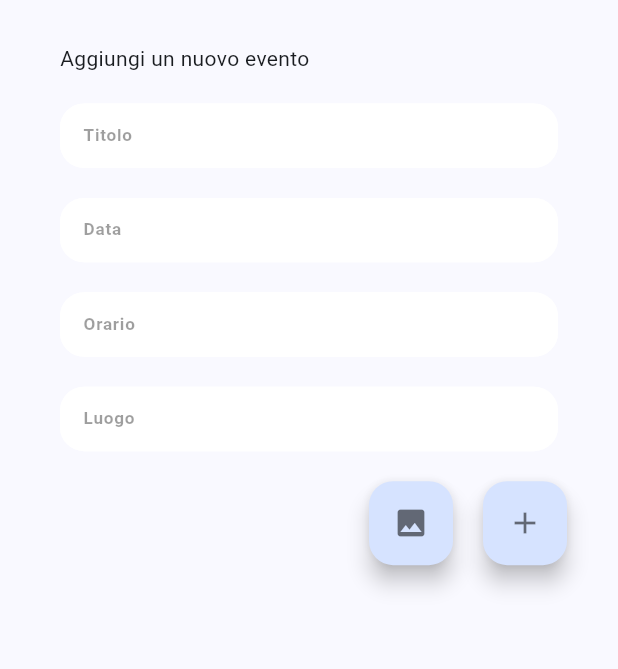
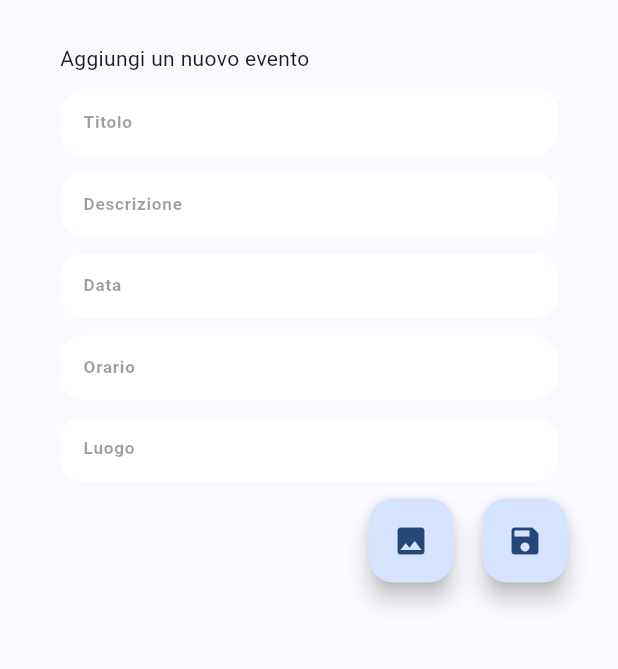
Before and after one commit to mattiamorbi/rione-cassero, a Flutter app: the NewEventScreen screen opened by its route, after a tap on the "image" icon, on a phone screen of 412 x 824 dp, the part 63-732 px from its top. Run offline on Flutter 3.47's test engine with Material 3 defaults, Android fonts, the phone set to English and light mode, and no system bars; our stand-ins replace awesome_dialog, cloud_firestore, firebase_auth, firebase_core, firebase_storage, flutter_bloc and 5 more; missing offline and left inert: encrypt, flutter_web_qrcode_scanner; accounts and stored records are empty; statements that could not run were skipped.

Commit message:
Gestione creazione e modifica eventi su firebase. Gestione join event. E' stata creata una collezione nuova chiamata events_participants. Dentro ci andrà un record per ogni evento che conterrà un elenco di partecipanti. Se il partecipante verrà scansionata con il qr, verrà messo come presente.

```diff
--- a/lib/models/upper_event.dart
+++ b/lib/models/upper_event.dart
@@ -1,16 +1,21 @@
+import 'dart:typed_data';
+
 import 'package:cloud_firestore/cloud_firestore.dart';
 import 'package:firebase_storage/firebase_storage.dart';
 import 'package:upper/helpers/date_time_helper.dart';
 
 class UpperEvent {
   final String title;
+  final String description;
   final String date;
   final String time;
   final String place;
   final String imagePath;
+  String? id;
 
   UpperEvent({
     required this.title,
+    required this.description,
     required this.date,
     required this.time,
     required this.place,
@@ -19,10 +24,10 @@ class UpperEvent {
 
   DateTime getDate() => DateTimeHelper.getDateTime(date);
 
-  Future<String> getEventImage() async {
+  Future<Uint8List?> getEventImage() async {
     final storageRef = FirebaseStorage.instance.ref();
     final imageRef = storageRef.child(imagePath);
-    return await imageRef.getDownloadURL();
+    return await imageRef.getData();
   }
 
   static Future<List<UpperEvent>> getUpperEvents() async {
@@ -32,7 +37,9 @@ class UpperEvent {
     await eventsCollection.get().then(
       (querySnapshot) {
         for (var doc in querySnapshot.docs) {
-          events.add(UpperEvent.fromJson(doc.data()));
+          var event = UpperEvent.fromJson(doc.data());
+          event.id = doc.id;
+          events.add(event);
         }
       },
       onError: (e) => print("Error completing: $e"),
@@ -44,6 +51,7 @@ class UpperEvent {
   UpperEvent.fromJson(Map<String, dynamic> json)
       : this(
           title: json['title']! as String,
+          description: json['description']! as String,
           date: json['date']! as String,
           time: json['time']! as String,
           place: json['place']! as String,
@@ -53,6 +61,7 @@ class UpperEvent {
   Map<String, Object?> toJson() {
     return {
       'title': title,
+      'description': description,
       'date': date,
       'time': time,
       'place': place,
--- a/lib/routing/app_router.dart
+++ b/lib/routing/app_router.dart
@@ -2,6 +2,7 @@ import 'package:flutter/material.dart';
 import 'package:flutter_bloc/flutter_bloc.dart';
 
 import 'package:upper/logic/cubit/auth_cubit.dart';
+import 'package:upper/models/upper_event.dart';
 import 'package:upper/screens/forget/ui/forget_screen.dart';
 import 'package:upper/screens/home/ui/home_screen.dart';
 import 'package:upper/screens/home/ui/new_event_screen.dart';
@@ -54,7 +55,19 @@ class AppRouter {
         return MaterialPageRoute(
           builder: (_) => BlocProvider.value(
             value: authCubit,
-            child: const NewEventScreen(),
+            child: NewEventScreen(
+              upperEvent: null,
+            ),
+          ),
+        );
+
+      case Routes.editEventScreen:
+        return MaterialPageRoute(
+          builder: (_) => BlocProvider.value(
+            value: authCubit,
+            child: NewEventScreen(
+              upperEvent: settings.arguments as UpperEvent,
+            ),
           ),
         );
     }
--- a/lib/routing/routes.dart
+++ b/lib/routing/routes.dart
@@ -4,4 +4,5 @@ class Routes {
   static const String signupScreen = "/signupScreen";
   static const String homeScreen = "/homeScreen";
   static const String newEventScreen = "/newEventScreen";
+  static const String editEventScreen = "/editEventScreen";
 }
--- a/lib/screens/home/ui/home_screen.dart
+++ b/lib/screens/home/ui/home_screen.dart
@@ -16,7 +16,6 @@ import 'package:upper/helpers/extensions.dart';
 import 'package:upper/logic/cubit/auth_cubit.dart';
 import 'package:upper/models/upper_event.dart';
 import 'package:upper/models/user.dart' as up;
-import 'package:upper/screens/login/ui/widgets/do_not_have_account.dart';
 import 'package:upper/theming/colors.dart';
 import 'package:upper/theming/styles.dart';
 import 'package:upper/screens/home/ui/event_tile.dart';
@@ -148,6 +147,7 @@ class _HomeScreenState extends State<HomeScreen> {
             scrollDirection: Axis.vertical,
             itemBuilder: (context, index) => EventTile(
               upperEvent: events[index],
+              isAdmin: isAdmin
             ),
           ),
         ),
--- a/lib/screens/home/ui/new_event_screen.dart
+++ b/lib/screens/home/ui/new_event_screen.dart
@@ -1,44 +1,63 @@
-import 'dart:io';
-import 'dart:typed_data';
-
-
-
+import 'package:cloud_firestore/cloud_firestore.dart';
+import 'package:firebase_storage/firebase_storage.dart';
+import 'package:flutter/foundation.dart';
 import 'package:flutter/material.dart';
 import 'package:flutter_offline/flutter_offline.dart';
+import 'package:flutter_screenutil/flutter_screenutil.dart';
+import 'package:gap/gap.dart';
 import 'package:image_picker/image_picker.dart';
 import 'package:upper/core/widgets/no_internet.dart';
 import 'package:upper/models/upper_event.dart';
 import 'package:upper/theming/colors.dart';
 
-import '../../../core/widgets/app_text_form_field.dart';
+import 'package:upper/core/widgets/app_text_form_field.dart';
 
+// ignore: must_be_immutable
 class NewEventScreen extends StatefulWidget {
-  const NewEventScreen({super.key});
+  UpperEvent? upperEvent;
+
+  NewEventScreen({super.key, this.upperEvent});
 
   @override
   State<NewEventScreen> createState() => _NewEventScreenState();
 }
 
 class _NewEventScreenState extends State<NewEventScreen> {
-  late String qrData = "";
-  late bool isAdmin = false;
-  List<UpperEvent> events = [];
-
-  File? _pickedImage;
-  Uint8List webImage = Uint8List(8);
+  XFile? _pickedImage;
+  Uint8List _webImage = Uint8List(0);
 
   TextEditingController titleController = TextEditingController();
+  TextEditingController descriptionController = TextEditingController();
   TextEditingController dateController = TextEditingController();
   TextEditingController timeController = TextEditingController();
   TextEditingController placeController = TextEditingController();
+
+  @override
+  void initState() {
+    super.initState();
+    if (widget.upperEvent != null) {
+      titleController.text = widget.upperEvent!.title;
+      descriptionController.text = widget.upperEvent!.description;
+      dateController.text = widget.upperEvent!.date;
+      timeController.text = widget.upperEvent!.time;
+      placeController.text = widget.upperEvent!.place;
+      _loadEventImage();
+    }
+  }
+
+  void _loadEventImage() async {
+    var data = await widget.upperEvent!.getEventImage();
+    setState(() {
+      _webImage = data!;
+    });
+  }
 
   @override
   Widget build(BuildContext context) {
     return Scaffold(
       body: OfflineBuilder(
         connectivityBuilder: (context, value, child) {
-          final bool connected =
-              value.any((element) => element != ConnectivityResult.none);
+          final bool connected = value.any((element) => element != ConnectivityResult.none);
           return connected ? _newEventScreen(context) : const BuildNoInternet();
         },
         child: const Center(
@@ -47,27 +66,15 @@ class _NewEventScreenState extends State<NewEventScreen> {
           ),
         ),
       ),
-      floatingActionButton: Visibility(
-        visible: isAdmin,
-        child: FloatingActionButton(
-          onPressed: () {
-            setState(() {
-              //index = (index + 1) % customizations.length;
-            });
-          },
-          child: const Icon(Icons.add),
-        ),
-      ),
     );
   }
 
-  Widget genericFieldEvent(TextEditingController controller, String placeholder,
-      String errorMessage) {
+  Widget genericField(TextEditingController controller, String placeholder, String errorMessage) {
     return AppTextFormField(
       hint: placeholder,
       validator: (value) {
         String enteredValue = (value ?? '').trim();
-        titleController.text = enteredValue;
+        controller.text = enteredValue;
         if (enteredValue.isEmpty) {
           return errorMessage;
         }
@@ -77,131 +84,118 @@ class _NewEventScreenState extends State<NewEventScreen> {
   }
 
   Future<void> _loadImage() async {
-    final ImagePicker _picker = ImagePicker();
-    XFile? image = await _picker.pickImage(source: ImageSource.gallery);
+    final ImagePicker picker = ImagePicker();
+    final XFile? image = await picker.pickImage(source: ImageSource.gallery);
 
     if (image != null) {
-      var selected = File(image.path);
+      _pickedImage = image;
       var f = await image.readAsBytes();
-
       setState(() {
-        webImage = f;
-        _pickedImage = File('a');
+        _webImage = f;
       });
-
     } else {
-      print("Problemi con l'immagine");
+      if (kDebugMode) {
+        print("Immagine non selezionata");
+      }
     }
   }
 
-  void _uploadToFirebase() {
-
+  Future<void> _uploadToFirebase() async {
+    final storageRef = FirebaseStorage.instance.ref();
+    final imageRef = storageRef.child("images/${_pickedImage!.name}");
+    try {
+      await imageRef.putData(_webImage);
+    } on FirebaseException catch (e) {
+      if (kDebugMode) {
+        print("Errore durante il caricamento dell'immagine! $e");
+      }
+    }
+    var events = FirebaseFirestore.instance.collection('events');
+    var upperEvent = UpperEvent(
+        title: titleController.text,
+        description: descriptionController.text,
+        date: dateController.text,
+        time: timeController.text,
+        place: placeController.text,
+        imagePath: _pickedImage == null ? widget.upperEvent!.imagePath : "images/${_pickedImage!.name}");
+    try {
+      if (widget.upperEvent != null) {
+        var id = widget.upperEvent!.id;
+        widget.upperEvent = upperEvent;
+        await events.doc(id).set(widget.upperEvent!.toJson());
+      } else {
+        await events.doc().set(upperEvent.toJson());
+      }
+    } on Exception catch (e) {
+      if (kDebugMode) {
+        print("Error while saving event! $e");
+      }
+    }
   }
 
-  SafeArea _newEventScreen(BuildContext context) {
+  Widget _newEventScreen(BuildContext context) {
     return SafeArea(
-      child: DefaultTabController(
-        initialIndex: 1,
-        length: isAdmin ? 3 : 2,
       child: Scaffold(
         appBar: AppBar(
           title: const Text("UPPER - Nuovo evento"),
-              //bottom: TabBar(tabs: _getTabBars()),
         ),
         body: Padding(
-              padding: const EdgeInsets.only(
-                  top: 15.0, bottom: 15.0, left: 40.0, right: 40.0),
+          padding: const EdgeInsets.only(top: 15.0, bottom: 15.0, left: 40.0, right: 40.0),
           child: SingleChildScrollView(
             child: Column(children: [
-                  Align(
-                      alignment: Alignment.centerLeft,
-                      child: Text("Aggiungi un nuovo evento")),
-                  SizedBox(height: 20),
-                  genericFieldEvent(
-                      titleController, "Titolo", "Inserisci un titolo valido"),
-                  SizedBox(height: 20),
-                  genericFieldEvent(
-                      dateController, "Data", "Inserisci una data valida"),
-                  SizedBox(height: 20),
-                  genericFieldEvent(
-                      timeController, "Orario", "Inserisci un orario valido"),
-                  SizedBox(height: 20),
-                  genericFieldEvent(
-                      placeController, "Luogo", "Inserisci un luogo valido"),
-                  SizedBox(height: 20),
-                  Visibility(visible: _pickedImage != null, child: Image.memory(webImage,width: 200,height: 200,fit: BoxFit.fill ,)),
+              Align(alignment: Alignment.centerLeft, child: Text("Aggiungi un nuovo evento")),
+              Gap(20.w),
+              genericField(titleController, "Titolo", "Inserisci un titolo valido"),
+              Gap(20.w),
+              genericField(descriptionController, "Descrizione", "Inserisci una descrizione valida"),
+              Gap(20.w),
+              genericField(dateController, "Data", "Inserisci una data valida"),
+              Gap(20.w),
+              genericField(timeController, "Orario", "Inserisci un orario valido"),
+              Gap(20.w),
+              genericField(placeController, "Luogo", "Inserisci un luogo valido"),
+              Gap(20.w),
+              Visibility(
+                visible: _webImage.length > 1,
+                child: Image.memory(
+                  _webImage,
+                  fit: BoxFit.fill,
+                ),
+              ),
               Row(
                 children: [
                   SizedBox(width: MediaQuery.sizeOf(context).width / 2),
-                      FloatingActionButton(onPressed: _loadImage, child: Icon(Icons.image, color: Colors.black54,)),
-                      SizedBox(width: 20,),
-                      FloatingActionButton(onPressed: _uploadToFirebase, child: Icon(Icons.add, color: Colors.black54,)),
+                  FloatingActionButton(
+                    onPressed: _loadImage,
+                    child: Icon(
+                      Icons.image,
+                    ),
+                  ),
+                  SizedBox(
+                    width: 20,
+                  ),
+                  FloatingActionButton(
+                    onPressed: _uploadToFirebase,
+                    child: Icon(
+                      Icons.save,
+                    ),
+                  ),
                 ],
               )
             ]),
           ),
-            )),
+        ),
       ),
     );
-    // child: Padding(
-    //   padding: EdgeInsets.all(15.w),
-    //   child: SingleChildScrollView(
-    //     child: Column(
-    //       mainAxisAlignment: MainAxisAlignment.center,
-    //       crossAxisAlignment: CrossAxisAlignment.center,
-    //       children: [
-    //         SizedBox(
-    //           height: 200.h,
-    //           width: 200.w,
-    //           child: FirebaseAuth.instance.currentUser!.photoURL != null
-    //               ? CachedNetworkImage(
-    //                   imageUrl: FirebaseAuth.instance.currentUser!.photoURL!,
-    //                   placeholder: (context, url) => Image.asset('assets/images/loading.gif'),
-    //                   fit: BoxFit.cover,
-    //                 )
-    //               : Image.asset('assets/images/placeholder.png'),
-    //         ),
-    //         Text(
-    //           FirebaseAuth.instance.currentUser!.displayName!,
-    //           style: TextStyles.font15DarkBlue500Weight.copyWith(fontSize: 30.sp),
-    //         ),
-    //         BlocConsumer<AuthCubit, AuthState>(
-    //           buildWhen: (previous, current) => previous != current,
-    //           listenWhen: (previous, current) => previous != current,
-    //           listener: (context, state) async {
-    //             if (state is AuthLoading) {
-    //               pi.ProgressIndicator.showProgressIndicator(context);
-    //             } else if (state is UserSignedOut) {
-    //               context.pop();
-    //               context.pushNamedAndRemoveUntil(
-    //                 Routes.loginScreen,
-    //                 predicate: (route) => false,
-    //               );
-    //             } else if (state is AuthError) {
-    //               await AwesomeDialog(
-    //                 context: context,
-    //                 dialogType: DialogType.info,
-    //                 animType: AnimType.rightSlide,
-    //                 title: 'Errore di logout',
-    //                 desc: state.message,
-    //               ).show();
-    //             }
-    //           },
-    //           builder: (context, state) {
-    //             return AppTextButton(
-    //               buttonText: 'Logout',
-    //               textStyle: TextStyles.font15DarkBlue500Weight,
-    //               buttonWidth: 300,
-    //               buttonHeight: 70,
-    //               onPressed: () {
-    //                 context.read<AuthCubit>().signOut();
-    //               },
-    //             );
-    //           },
-    //         ),
-    //       ],
-    //     ),
-    //   ),
-    // ),
+  }
+
+  @override
+  void dispose() {
+    super.dispose();
+    titleController.dispose();
+    descriptionController.dispose();
+    dateController.dispose();
+    timeController.dispose();
+    placeController.dispose();
   }
 }
--- a/pubspec.yaml
+++ b/pubspec.yaml
@@ -52,6 +52,7 @@ dependencies:
   toastification: ^2.3.0
   encrypt: ^5.0.3
   firebase_storage: ^12.3.2
+  image_picker_for_web: ^3.0.5
   image_picker: ^1.1.2
 
 dev_dependencies:
```
Also changed, not shown: lib/logic/cubit/auth_cubit.dart (+14 -0 lines), lib/screens/forget/ui/widgets/password_reset.dart (+5 -5 lines), lib/screens/home/ui/event_tile.dart (+42 -117 lines), pubspec.lock. Lines whose indentation alone changed are shown as unchanged.
